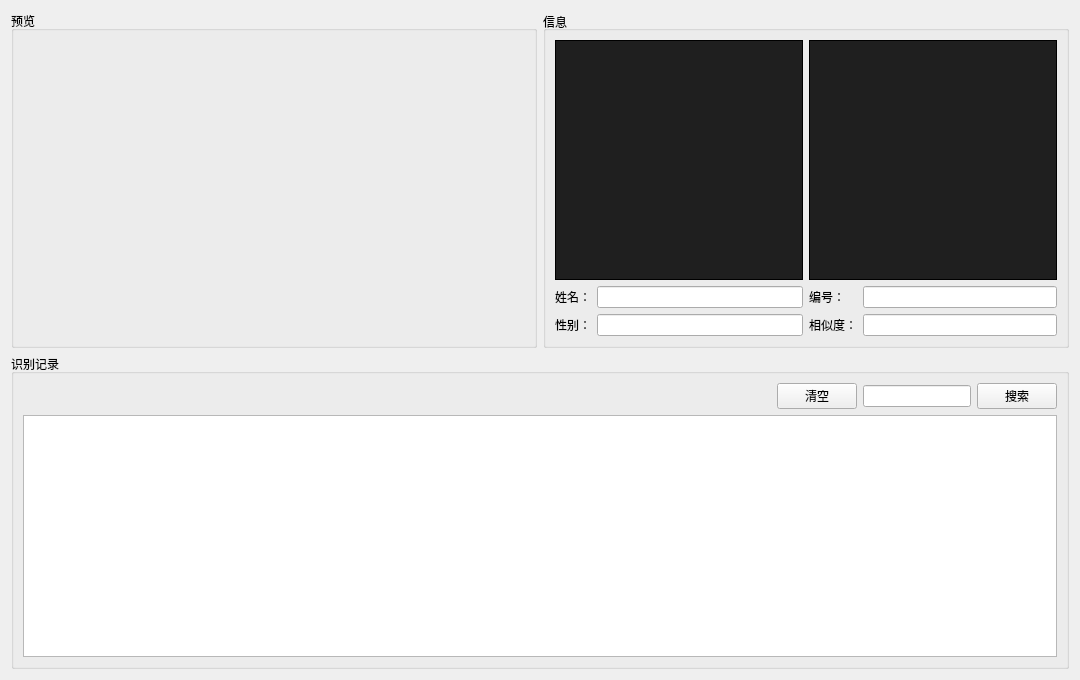
NevilleNoah/HikvisionCamera2, file previewview.ui: the form before one commit.
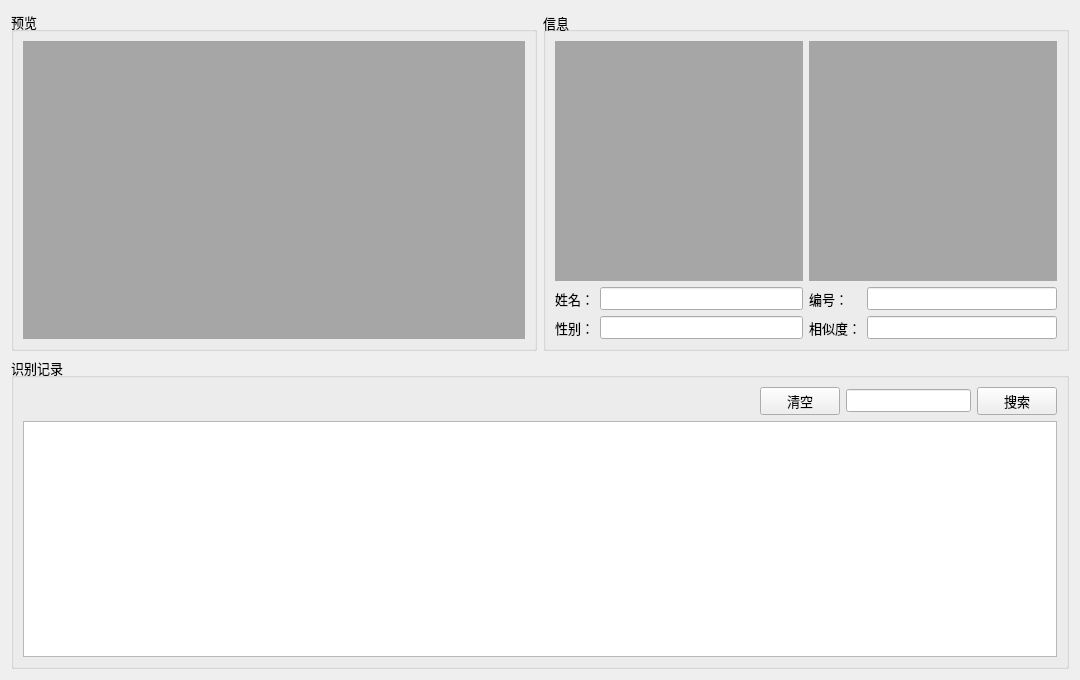
The form after the commit.

Diff of the .ui file:
```diff
--- a/previewview.ui
+++ b/previewview.ui
@@ -30,6 +30,12 @@
          <verstretch>0</verstretch>
         </sizepolicy>
        </property>
+       <property name="font">
+        <font>
+         <family>Microsoft YaHei UI</family>
+         <pointsize>10</pointsize>
+        </font>
+       </property>
        <property name="title">
         <string>预览</string>
        </property>
@@ -48,6 +54,73 @@
             <height>280</height>
            </size>
           </property>
+          <property name="palette">
+           <palette>
+            <active>
+             <colorrole role="Base">
+              <brush brushstyle="SolidPattern">
+               <color alpha="255">
+                <red>255</red>
+                <green>255</green>
+                <blue>255</blue>
+               </color>
+              </brush>
+             </colorrole>
+             <colorrole role="Window">
+              <brush brushstyle="SolidPattern">
+               <color alpha="196">
+                <red>145</red>
+                <green>145</green>
+                <blue>145</blue>
+               </color>
+              </brush>
+             </colorrole>
+            </active>
+            <inactive>
+             <colorrole role="Base">
+              <brush brushstyle="SolidPattern">
+               <color alpha="255">
+                <red>255</red>
+                <green>255</green>
+                <blue>255</blue>
+               </color>
+              </brush>
+             </colorrole>
+             <colorrole role="Window">
+              <brush brushstyle="SolidPattern">
+               <color alpha="196">
+                <red>145</red>
+                <green>145</green>
+                <blue>145</blue>
+               </color>
+              </brush>
+             </colorrole>
+            </inactive>
+            <disabled>
+             <colorrole role="Base">
+              <brush brushstyle="SolidPattern">
+               <color alpha="196">
+                <red>145</red>
+                <green>145</green>
+                <blue>145</blue>
+               </color>
+              </brush>
+             </colorrole>
+             <colorrole role="Window">
+              <brush brushstyle="SolidPattern">
+               <color alpha="196">
+                <red>145</red>
+                <green>145</green>
+                <blue>145</blue>
+               </color>
+              </brush>
+             </colorrole>
+            </disabled>
+           </palette>
+          </property>
+          <property name="autoFillBackground">
+           <bool>true</bool>
+          </property>
           <property name="frameShape">
            <enum>QFrame::NoFrame</enum>
           </property>
@@ -67,6 +140,12 @@
          <verstretch>0</verstretch>
         </sizepolicy>
        </property>
+       <property name="font">
+        <font>
+         <family>Microsoft YaHei UI</family>
+         <pointsize>10</pointsize>
+        </font>
+       </property>
        <property name="title">
         <string>信息</string>
        </property>
@@ -109,10 +188,10 @@
                  </colorrole>
                  <colorrole role="Window">
                   <brush brushstyle="SolidPattern">
-                   <color alpha="255">
-                    <red>31</red>
-                    <green>31</green>
-                    <blue>31</blue>
+                   <color alpha="196">
+                    <red>145</red>
+                    <green>145</green>
+                    <blue>145</blue>
                    </color>
                   </brush>
                  </colorrole>
@@ -129,10 +208,10 @@
                  </colorrole>
                  <colorrole role="Window">
                   <brush brushstyle="SolidPattern">
-                   <color alpha="255">
-                    <red>31</red>
-                    <green>31</green>
-                    <blue>31</blue>
+                   <color alpha="196">
+                    <red>145</red>
+                    <green>145</green>
+                    <blue>145</blue>
                    </color>
                   </brush>
                  </colorrole>
@@ -140,19 +219,19 @@
                 <disabled>
                  <colorrole role="Base">
                   <brush brushstyle="SolidPattern">
-                   <color alpha="255">
-                    <red>31</red>
-                    <green>31</green>
-                    <blue>31</blue>
+                   <color alpha="196">
+                    <red>145</red>
+                    <green>145</green>
+                    <blue>145</blue>
                    </color>
                   </brush>
                  </colorrole>
                  <colorrole role="Window">
                   <brush brushstyle="SolidPattern">
-                   <color alpha="255">
-                    <red>31</red>
-                    <green>31</green>
-                    <blue>31</blue>
+                   <color alpha="196">
+                    <red>145</red>
+                    <green>145</green>
+                    <blue>145</blue>
                    </color>
                   </brush>
                  </colorrole>
@@ -163,7 +242,7 @@
                <bool>true</bool>
               </property>
               <property name="frameShape">
-               <enum>QFrame::Box</enum>
+               <enum>QFrame::NoFrame</enum>
               </property>
               <property name="text">
                <string/>
@@ -201,10 +280,10 @@
                  </colorrole>
                  <colorrole role="Window">
                   <brush brushstyle="SolidPattern">
-                   <color alpha="255">
-                    <red>31</red>
-                    <green>31</green>
-                    <blue>31</blue>
+                   <color alpha="196">
+                    <red>145</red>
+                    <green>145</green>
+                    <blue>145</blue>
                    </color>
                   </brush>
                  </colorrole>
@@ -221,10 +300,10 @@
                  </colorrole>
                  <colorrole role="Window">
                   <brush brushstyle="SolidPattern">
-                   <color alpha="255">
-                    <red>31</red>
-                    <green>31</green>
-                    <blue>31</blue>
+                   <color alpha="196">
+                    <red>145</red>
+                    <green>145</green>
+                    <blue>145</blue>
                    </color>
                   </brush>
                  </colorrole>
@@ -232,19 +311,19 @@
                 <disabled>
                  <colorrole role="Base">
                   <brush brushstyle="SolidPattern">
-                   <color alpha="255">
-                    <red>31</red>
-                    <green>31</green>
-                    <blue>31</blue>
+                   <color alpha="196">
+                    <red>145</red>
+                    <green>145</green>
+                    <blue>145</blue>
                    </color>
                   </brush>
                  </colorrole>
                  <colorrole role="Window">
                   <brush brushstyle="SolidPattern">
-                   <color alpha="255">
-                    <red>31</red>
-                    <green>31</green>
-                    <blue>31</blue>
+                   <color alpha="196">
+                    <red>145</red>
+                    <green>145</green>
+                    <blue>145</blue>
                    </color>
                   </brush>
                  </colorrole>
@@ -255,7 +334,7 @@
                <bool>true</bool>
               </property>
               <property name="frameShape">
-               <enum>QFrame::Box</enum>
+               <enum>QFrame::NoFrame</enum>
               </property>
               <property name="text">
                <string/>
@@ -273,6 +352,12 @@
              <layout class="QFormLayout" name="formLayout">
               <item row="0" column="0">
                <widget class="QLabel" name="textName">
+                <property name="font">
+                 <font>
+                  <family>Microsoft YaHei UI</family>
+                  <pointsize>10</pointsize>
+                 </font>
+                </property>
                 <property name="text">
                  <string>姓名：</string>
                 </property>
@@ -293,6 +378,12 @@
               </item>
               <item row="1" column="0">
                <widget class="QLabel" name="textSex">
+                <property name="font">
+                 <font>
+                  <family>Microsoft YaHei UI</family>
+                  <pointsize>10</pointsize>
+                 </font>
+                </property>
                 <property name="text">
                  <string>性别：</string>
                 </property>
@@ -317,6 +408,12 @@
              <layout class="QFormLayout" name="formLayout_2">
               <item row="0" column="0">
                <widget class="QLabel" name="textId">
+                <property name="font">
+                 <font>
+                  <family>Microsoft YaHei UI</family>
+                  <pointsize>10</pointsize>
+                 </font>
+                </property>
                 <property name="text">
                  <string>编号：</string>
                 </property>
@@ -337,6 +434,12 @@
               </item>
               <item row="1" column="0">
                <widget class="QLabel" name="textSimilarity">
+                <property name="font">
+                 <font>
+                  <family>Microsoft YaHei UI</family>
+                  <pointsize>10</pointsize>
+                 </font>
+                </property>
                 <property name="text">
                  <string>相似度：</string>
                 </property>
@@ -398,6 +501,12 @@
        <height>16777215</height>
       </size>
      </property>
+     <property name="font">
+      <font>
+       <family>Microsoft YaHei UI</family>
+       <pointsize>10</pointsize>
+      </font>
+     </property>
      <property name="title">
       <string>识别记录</string>
      </property>
```
